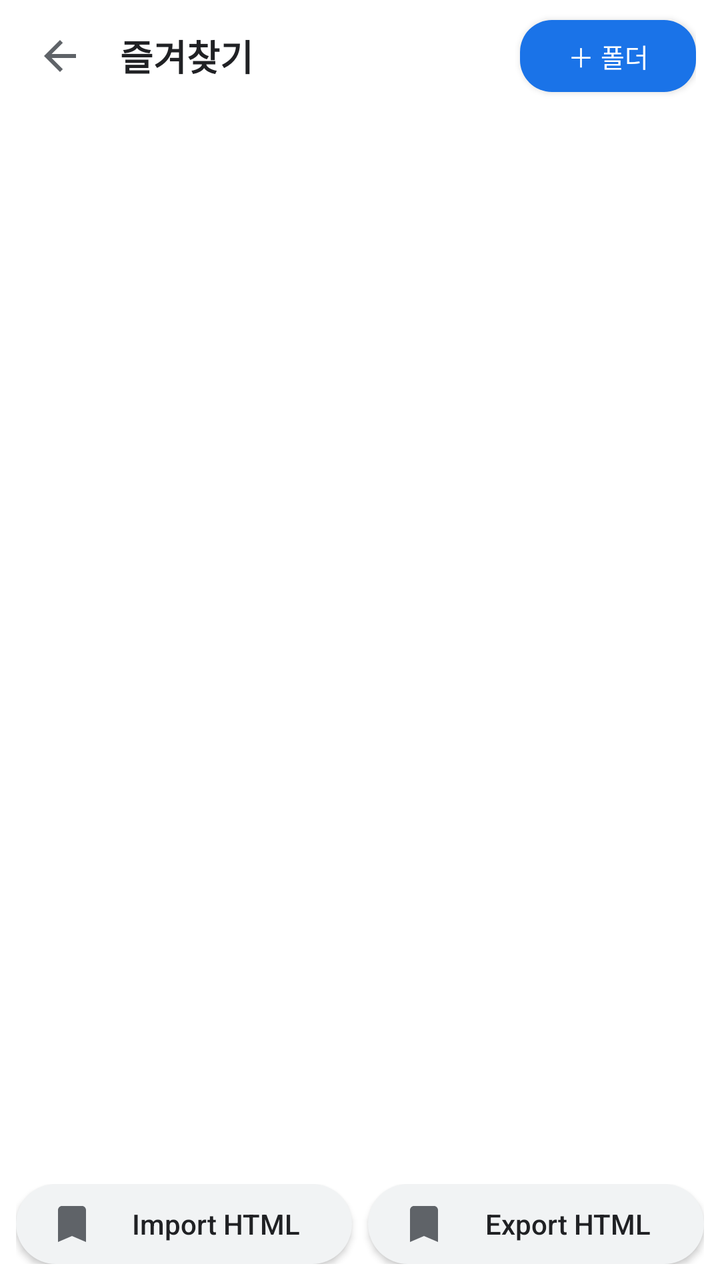
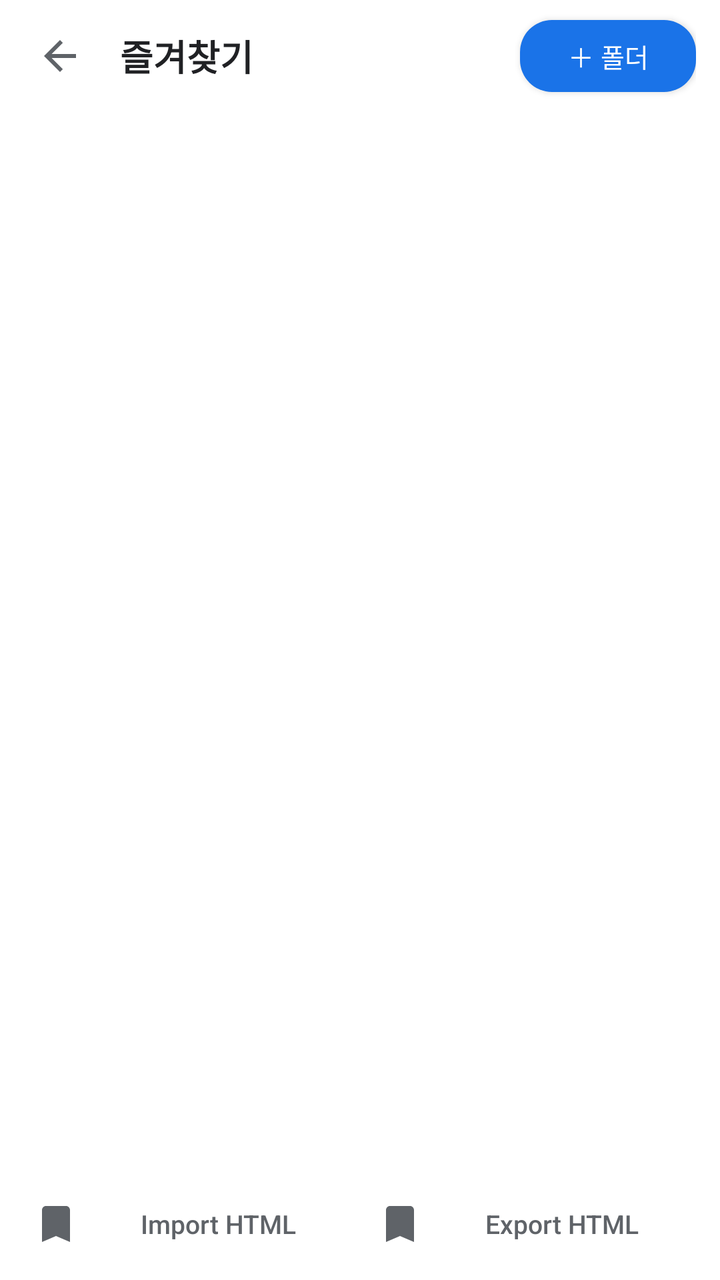

An Android layout rendered at two revisions. The XML below is the earlier revision; the diff shows what the commit changed to produce the second picture.
<!-- AndroidManifest.xml: application theme AppTheme -->
<!-- res/layout/activity_bookmarks.xml -->
<?xml version="1.0" encoding="utf-8"?>
<LinearLayout xmlns:android="http://schemas.android.com/apk/res/android"
    android:layout_width="match_parent"
    android:layout_height="match_parent"
    android:background="#FFFFFF"
    android:orientation="vertical">

    <LinearLayout
        android:layout_width="match_parent"
        android:layout_height="56dp"
        android:gravity="center_vertical"
        android:orientation="horizontal"
        android:paddingStart="8dp"
        android:paddingEnd="12dp">

        <ImageButton
            android:id="@+id/btnBack"
            android:layout_width="44dp"
            android:layout_height="44dp"
            android:background="@drawable/bg_btn_ripple"
            android:contentDescription="뒤로"
            android:padding="11dp"
            android:src="@drawable/ic_arrow_back"
            android:tint="@color/icon_tint" />

        <TextView
            android:id="@+id/txtTitle"
            android:layout_width="0dp"
            android:layout_height="wrap_content"
            android:layout_marginStart="8dp"
            android:layout_weight="1"
            android:ellipsize="middle"
            android:singleLine="true"
            android:text="즐겨찾기"
            android:textColor="#202124"
            android:textSize="18sp"
            android:textStyle="bold" />

        <Button
            android:id="@+id/btnNewFolder"
            android:layout_width="wrap_content"
            android:layout_height="36dp"
            android:background="@drawable/bg_btn_primary"
            android:paddingStart="12dp"
            android:paddingEnd="12dp"
            android:text="＋ 폴더"
            android:textColor="#FFFFFF"
            android:textSize="13sp" />
    </LinearLayout>

    <androidx.recyclerview.widget.RecyclerView
        android:id="@+id/list"
        android:layout_width="match_parent"
        android:layout_height="0dp"
        android:layout_weight="1" />

    <LinearLayout
        android:layout_width="match_parent"
        android:layout_height="wrap_content"
        android:orientation="horizontal"
        android:padding="8dp">

        <Button
            android:id="@+id/btnImport"
            android:layout_width="0dp"
            android:layout_height="40dp"
            android:layout_marginEnd="4dp"
            android:layout_weight="1"
            android:background="@drawable/bg_btn_soft"
            android:drawableStart="@drawable/ic_bookmark_add"
            android:drawableTint="#5F6368"
            android:drawablePadding="8dp"
            android:gravity="center"
            android:minWidth="0dp"
            android:minHeight="0dp"
            android:paddingStart="16dp"
            android:paddingEnd="16dp"
            android:text="@string/btn_import_html"
            android:textAllCaps="false"
            android:textColor="#202124"
            android:textSize="14sp" />

        <Button
            android:id="@+id/btnExport"
            android:layout_width="0dp"
            android:layout_height="40dp"
            android:layout_marginStart="4dp"
            android:layout_weight="1"
            android:background="@drawable/bg_btn_soft"
            android:drawableStart="@drawable/ic_bookmark"
            android:drawableTint="#5F6368"
            android:drawablePadding="8dp"
            android:gravity="center"
            android:minWidth="0dp"
            android:minHeight="0dp"
            android:paddingStart="16dp"
            android:paddingEnd="16dp"
            android:text="@string/btn_export_html"
            android:textAllCaps="false"
            android:textColor="#202124"
            android:textSize="14sp" />
    </LinearLayout>
</LinearLayout>
<!-- resources referenced by this layout -->
<resources>
  <color name="icon_tint">#5F6368</color>
  <!-- drawable bg_btn_primary (drawable) -->
  <?xml version="1.0" encoding="utf-8"?>
  <selector xmlns:android="http://schemas.android.com/apk/res/android">
      <item android:state_pressed="true">
          <shape android:shape="rectangle">
              <solid android:color="#1765CC" />
              <corners android:radius="16dp" />
          </shape>
      </item>
      <item>
          <shape android:shape="rectangle">
              <solid android:color="#1A73E8" />
              <corners android:radius="16dp" />
          </shape>
      </item>
  </selector>
  <!-- drawable bg_btn_ripple (drawable) -->
  <?xml version="1.0" encoding="utf-8"?>
  <ripple xmlns:android="http://schemas.android.com/apk/res/android"
      android:color="#1A000000">
      <item>
          <shape android:shape="rectangle">
              <solid android:color="@android:color/transparent" />
              <corners android:radius="24dp" />
          </shape>
      </item>
  </ripple>
  <!-- drawable bg_btn_soft (drawable) -->
  <?xml version="1.0" encoding="utf-8"?>
  <shape xmlns:android="http://schemas.android.com/apk/res/android"
      android:shape="rectangle">
      <solid android:color="#F1F3F4" />
      <corners android:radius="20dp" />
  </shape>
  <!-- drawable ic_arrow_back (drawable) -->
  <vector xmlns:android="http://schemas.android.com/apk/res/android"
      android:width="24dp"
      android:height="24dp"
      android:viewportWidth="24"
      android:viewportHeight="24">
      <path
          android:fillColor="#FFFFFF"
          android:pathData="M20,11H7.83l5.59,-5.59L12,4l-8,8 8,8 1.41,-1.41L7.83,13H20v-2z" />
  </vector>
  <!-- drawable ic_bookmark (drawable) -->
  <vector xmlns:android="http://schemas.android.com/apk/res/android"
      android:width="24dp"
      android:height="24dp"
      android:viewportWidth="24"
      android:viewportHeight="24">
      <path
          android:fillColor="#FFFFFF"
          android:pathData="M17,3H7c-1.1,0 -2,0.9 -2,2v16l7,-3 7,3V5c0,-1.1 -0.9,-2 -2,-2z" />
  </vector>
  <!-- drawable ic_bookmark_add (drawable) -->
  <vector xmlns:android="http://schemas.android.com/apk/res/android"
      android:width="24dp"
      android:height="24dp"
      android:viewportWidth="24"
      android:viewportHeight="24">
      <path
          android:fillColor="#5F6368"
          android:pathData="M17,3H7C5.9,3 5,3.9 5,5V21L12,18L19,21V5C19,3.9 18.1,3 17,3Z" />
      <path
          android:fillColor="#FFFFFF"
          android:pathData="M12,7.6L13.06,10.14L15.8,10.35L13.7,12.12L14.4,14.77L12,13.27L9.6,14.77L10.3,12.12L8.2,10.35L10.94,10.14Z" />
  </vector>
  <string name="btn_export_html">Export HTML</string>
  <string name="btn_import_html">Import HTML</string>
  <style name="AppTheme" parent="android:Theme.Material.Light.NoActionBar">
          <item name="android:forceDarkAllowed">true</item>
          <item name="android:colorPrimary">#1A73E8</item>
          <item name="android:colorPrimaryDark">#1450A0</item>
          <item name="android:colorAccent">#1A73E8</item>
          <item name="android:navigationBarColor">#FFFFFF</item>
      </style>
</resources>

<!-- the commit's change to res/layout/activity_bookmarks.xml (unified diff, before → after) -->
@@ -64,40 +64,38 @@
             android:id="@+id/btnImport"
             android:layout_width="0dp"
             android:layout_height="40dp"
-            android:layout_marginEnd="4dp"
             android:layout_weight="1"
-            android:background="@drawable/bg_btn_soft"
+            android:background="@drawable/bg_btn_ripple"
             android:drawableStart="@drawable/ic_bookmark_add"
             android:drawableTint="#5F6368"
-            android:drawablePadding="8dp"
+            android:drawablePadding="6dp"
             android:gravity="center"
             android:minWidth="0dp"
             android:minHeight="0dp"
-            android:paddingStart="16dp"
-            android:paddingEnd="16dp"
+            android:paddingStart="8dp"
+            android:paddingEnd="8dp"
             android:text="@string/btn_import_html"
             android:textAllCaps="false"
-            android:textColor="#202124"
-            android:textSize="14sp" />
+            android:textColor="#5F6368"
+            android:textSize="13sp" />
 
         <Button
             android:id="@+id/btnExport"
             android:layout_width="0dp"
             android:layout_height="40dp"
-            android:layout_marginStart="4dp"
             android:layout_weight="1"
-            android:background="@drawable/bg_btn_soft"
+            android:background="@drawable/bg_btn_ripple"
             android:drawableStart="@drawable/ic_bookmark"
             android:drawableTint="#5F6368"
-            android:drawablePadding="8dp"
+            android:drawablePadding="6dp"
             android:gravity="center"
             android:minWidth="0dp"
             android:minHeight="0dp"
-            android:paddingStart="16dp"
-            android:paddingEnd="16dp"
+            android:paddingStart="8dp"
+            android:paddingEnd="8dp"
             android:text="@string/btn_export_html"
             android:textAllCaps="false"
-            android:textColor="#202124"
-            android:textSize="14sp" />
+            android:textColor="#5F6368"
+            android:textSize="13sp" />
     </LinearLayout>
 </LinearLayout>
<!-- resource entries referenced after the edit -->
@@ -28,13 +28,6 @@
           </shape>
       </item>
   </ripple>
-  <!-- drawable bg_btn_soft (drawable) -->
-  <?xml version="1.0" encoding="utf-8"?>
-  <shape xmlns:android="http://schemas.android.com/apk/res/android"
-      android:shape="rectangle">
-      <solid android:color="#F1F3F4" />
-      <corners android:radius="20dp" />
-  </shape>
   <!-- drawable ic_arrow_back (drawable) -->
   <vector xmlns:android="http://schemas.android.com/apk/res/android"
       android:width="24dp"
